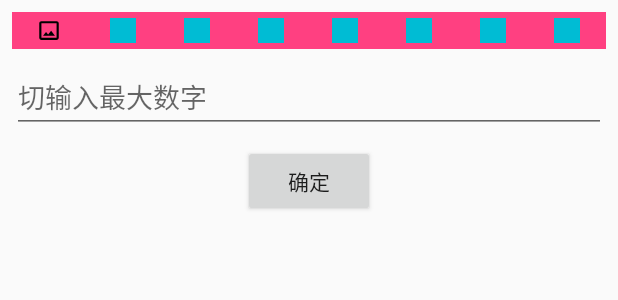
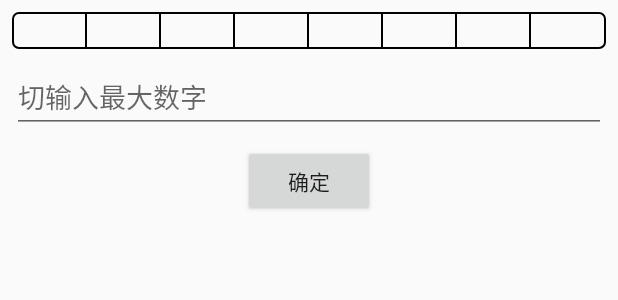
Before and after one commit to huxiaowei008/AndroidDemo, an Android app: the layout activity_input.xml on its own in the app's theme, with its tools: preview values and no code run, on a phone screen of 412 x 824 dp. Shown: the top 300 px of the screen. Run offline under Robolectric (Android 15) with nearby library versions, the phone set to English and light mode, and no system bars.

Commit message:
11月29日 as升级，输入框控件修改

```diff
--- a/app/src/main/res/layout/activity_input.xml
+++ b/app/src/main/res/layout/activity_input.xml
@@ -11,11 +11,12 @@
         android:layout_marginEnd="8dp"
         android:layout_marginStart="8dp"
         android:layout_marginTop="8dp"
-        android:background="@color/colorAccent"
+        android:background="#00000000"
         app:layout_constraintEnd_toEndOf="parent"
         app:layout_constraintStart_toStartOf="parent"
         app:layout_constraintTop_toTopOf="parent"
         app:maxLength="8"
+        app:isConnect="true"
         app:textBackground="@color/cyan_500"
         app:textBackgroundSelected="@drawable/ic_crop_original" />
 
--- a/build.gradle
+++ b/build.gradle
@@ -3,9 +3,10 @@ apply from: "config.gradle"
 buildscript {
     repositories {
         jcenter()
+        google()
     }
     dependencies {
-        classpath 'com.android.tools.build:gradle:3.0.0'
+        classpath 'com.android.tools.build:gradle:3.0.1'
 
         // NOTE: Do not place your application dependencies here; they belong
         // in the individual module build.gradle files
@@ -19,7 +20,7 @@ allprojects {
     repositories {
         jcenter()
         maven { url "https://jitpack.io" }
-        maven { url "https://maven.google.com" }
+        google()
     }
 }
 
--- a/frame/src/main/java/com/hxw/frame/widget/InputView.java
+++ b/frame/src/main/java/com/hxw/frame/widget/InputView.java
@@ -7,6 +7,7 @@ import android.graphics.Canvas;
 import android.graphics.Color;
 import android.graphics.Paint;
 import android.graphics.Rect;
+import android.graphics.RectF;
 import android.graphics.drawable.ColorDrawable;
 import android.graphics.drawable.Drawable;
 import android.support.v7.widget.AppCompatTextView;
@@ -29,6 +30,7 @@ public class InputView extends AppCompatTextView {
 
     private Context mContext;
     private ColorStateList textColor;
+    private ColorStateList lineColor;
 
     /**
      * 字体大小
@@ -49,9 +51,15 @@ public class InputView extends AppCompatTextView {
     private int currentTextLength;
     private String text;
     private TextPaint textPaint = new TextPaint(Paint.ANTI_ALIAS_FLAG);
+    private Paint paint;
+    private RectF rectF;
+    private int strokeWidth;
+    private int radius;//圆角矩形的圆角度
+
 
     private Drawable backgroundDrawable;
     private Drawable backgroundSelectedDrawable;
+    private boolean isConnect;
 
 
     public InputView(Context context) {
@@ -72,11 +80,16 @@ public class InputView extends AppCompatTextView {
             if (a.hasValue(R.styleable.InputView_textColor)) {
                 textColor = a.getColorStateList(R.styleable.InputView_textColor);
             }
+            if (a.hasValue(R.styleable.InputView_lineColor)) {
+                lineColor = a.getColorStateList(R.styleable.InputView_lineColor);
+            }
             backgroundDrawable = a.getDrawable(R.styleable.InputView_textBackground);
             backgroundSelectedDrawable = a.getDrawable(R.styleable.InputView_textBackgroundSelected);
             maxLength = a.getInt(R.styleable.InputView_maxLength, -1);
             boxMargin = a.getDimensionPixelOffset(R.styleable.InputView_boxMargin, dp2px(mContext, 4));
-
+            isConnect = a.getBoolean(R.styleable.InputView_isConnect, false);
+            strokeWidth = a.getDimensionPixelOffset(R.styleable.InputView_strokeWidth, dp2px(mContext, 1));
+            radius = a.getDimensionPixelOffset(R.styleable.InputView_radius, dp2px(mContext, 4));
         } finally {
             a.recycle();
         }
@@ -121,7 +134,8 @@ public class InputView extends AppCompatTextView {
         //获取宽高最小的一边调整,使宽度小于等于高度
         int min = Math.min(boxWidth, height);
         int dw = (boxWidth - min) / 2;
-        int bgSize = min - boxMargin * 2;//背景最小一边的大小
+        //背景最小一边的大小
+        int bgSize = min - boxMargin * 2;
         if (bgSize <= 0) {
             return;
         }
@@ -131,6 +145,34 @@ public class InputView extends AppCompatTextView {
 
         int baseline = (height - fontMetrics.bottom - fontMetrics.top) / 2;
 
+        if (isConnect) {
+            if (paint == null) {
+                paint = new Paint(Paint.ANTI_ALIAS_FLAG);
+                paint.setStyle(Paint.Style.STROKE);
+                paint.setStrokeWidth(strokeWidth);
+                if (lineColor != null) {
+                    paint.setColor(lineColor.getDefaultColor());
+                }
+                paint.setStrokeJoin(Paint.Join.ROUND);
+            }
+            if (rectF == null) {
+                rectF = new RectF(strokeWidth / 2, strokeWidth / 2,
+                        width - strokeWidth / 2, height - strokeWidth / 2);
+            }
+
+            canvas.drawRoundRect(rectF, radius, radius, paint);
+            for (int i = 0; i < maxLength; i++) {
+                int bright = (i + 1) * boxWidth;
+                if (i < maxLength - 1) {
+                    //最后一条线不用画
+                    canvas.drawLine(bright, 0, bright, height, paint);
+                }
+                if (i < currentTextLength) {
+                    canvas.drawText(text.substring(i, i + 1), bright - boxWidth / 2, baseline, textPaint);
+                }
+            }
+
+        } else {
             for (int i = 0; i < maxLength; i++) {
                 Rect box = getBoxRect(boxWidth, height, dw, i);
                 if (i == currentTextLength) {
@@ -142,6 +184,7 @@ public class InputView extends AppCompatTextView {
                 }
                 if (i < currentTextLength) {
                     canvas.drawText(text.substring(i, i + 1), box.centerX(), baseline, textPaint);
+                }
             }
         }
     }
@@ -189,4 +232,5 @@ public class InputView extends AppCompatTextView {
         final float density = context.getResources().getDisplayMetrics().density;
         return (int) (dp * density + 0.5);
     }
+
 }
--- a/frame/src/main/res/values/attrs.xml
+++ b/frame/src/main/res/values/attrs.xml
@@ -101,5 +101,9 @@
         <attr name="textBackgroundSelected" format="reference" />
         <attr name="maxLength" format="integer" />
         <attr name="boxMargin" format="dimension" />
+        <attr name="isConnect" format="boolean" />
+        <attr name="strokeWidth" format="dimension" />
+        <attr name="lineColor" format="reference|color" />
+        <attr name="radius" format="dimension" />
     </declare-styleable>
 </resources>
```
Lines whose indentation alone changed are shown as unchanged.
